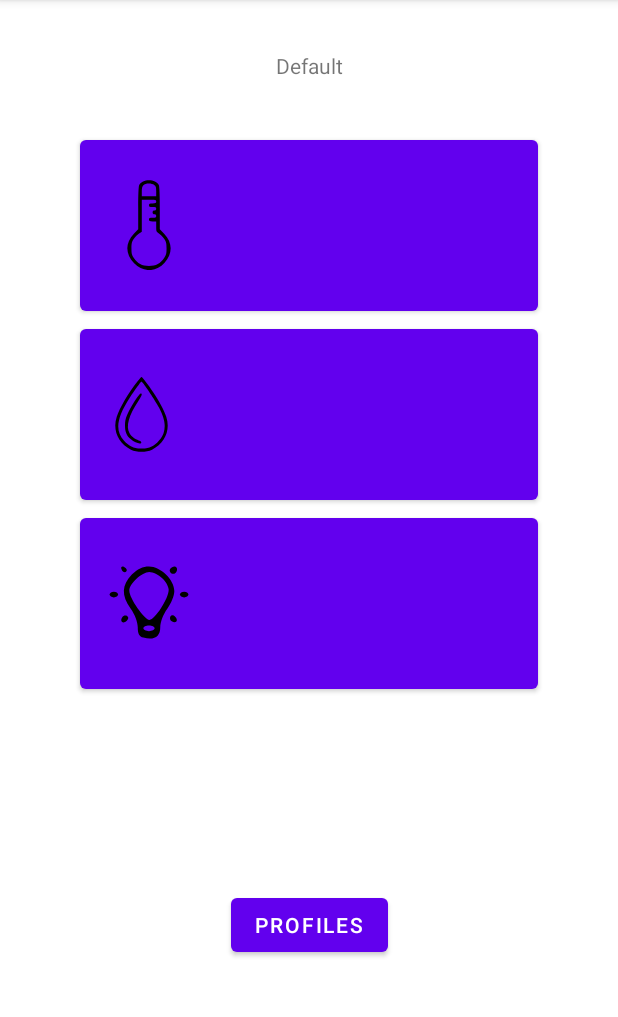
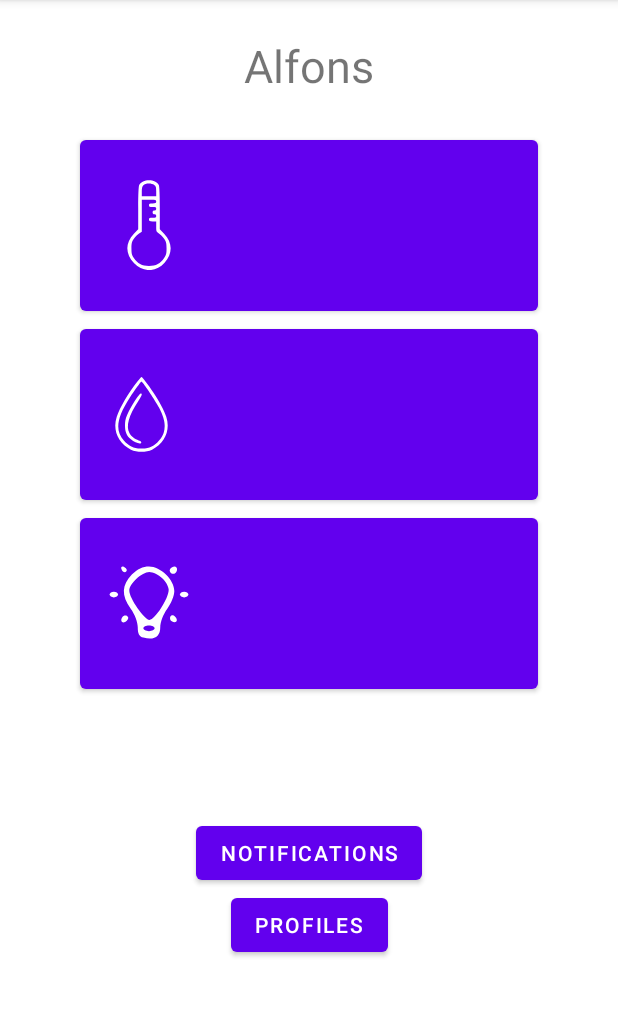
Before and after one commit to joelcelen/desk-buddy, an Android app: the screen it shows after launch (MainActivity), on a phone screen of 412 x 824 dp, the part 84-1101 px from its top. Run offline under Robolectric (Android 15) with nearby library versions, the phone set to English and light mode, and no system bars; libraries missing offline, so code that uses them is left out: org.eclipse.paho; 2 statements that could not run were skipped.

Commit message:
Fixed runtime errors. Improved UI.
There were a number of issues causing runtime errors and lag in the Android app (#48). I removed duplicate client instances and unnecessary object declarations from the Main Activity. Also fixed the mainActivity method which was implemented incorrectly in the graphing classes. The Utils NOT Initialized runtime warning message from MPAndroidChart may be due to deprecated features, so I left out Utils.init() as this made no difference in code execution, nor did it remove the warning message. Fixed runtime errors related to daily and weekly graph buttons being linked to private methods. Removed duplicate legends appearing in the charts. Also removed unused chart descriptions. Fixed a number of UI Issues (#49) including changing colors to white and changing default room profile to match our demo in Alfons. Also removed logo with watermark and replaced it with a better resolution start screen logo from InkScape. Added TextView titles to graphs to make them more clear, and increased font sizes of Y-Axis variables. Also added Notifications button to home screen to prepare for this feature. Lastly, renamed inconsistent xml file name of temperature graph to temp_view, to match light_view and humidity_view.

```diff
--- a/deskBuddyApp/app/src/main/java/com/example/deskbuddyapp/MainActivity.java
+++ b/deskBuddyApp/app/src/main/java/com/example/deskbuddyapp/MainActivity.java
@@ -22,6 +22,14 @@ public class MainActivity extends AppCompatActivity {
     private Button humButton;
     private Button profilesButton;
 
+    private RoomProfile roomProfile;
+
+    private TextView currentProfile;
+
+    private TextView tempView;
+    private TextView lightView;
+    private TextView humView;
+
 
     //method for creating and starting the app
     @SuppressLint("MissingInflatedId")
@@ -30,10 +38,13 @@ public class MainActivity extends AppCompatActivity {
         super.onCreate(savedInstanceState);
         setContentView(R.layout.activity_main);
 
+        tempView = findViewById(R.id.temp_view);
+        humView = findViewById(R.id.hum_view);
+        lightView = findViewById(R.id.light_view);
+
         //gets the broker info from a file that is in the .gitignore,
         //connects based on the info in the txt file with the necessary information to connect to secure broker
 
-        client = MqttHandler.getInstance();
         client = MqttHandler.getInstance(); //gets singleton instance
         client.connect();
 
@@ -43,7 +54,6 @@ public class MainActivity extends AppCompatActivity {
         subscribeTopic(Topics.HUMIDITY_SUB.getTopic());
         subscribeTopic(Topics.LIGHT_SUB.getTopic());
 
-        //publishMsg(TOPIC, "TCP_GREEN");
 
         //Locate the correct button entities from the xml file
         tempButton = findViewById(R.id.temp_button);
@@ -58,9 +68,9 @@ public class MainActivity extends AppCompatActivity {
         humButton.setOnClickListener(view -> openHumidityView());
         profilesButton.setOnClickListener(view ->openProfilesView());
 
-
-        RoomProfile roomProfile = new RoomProfile();
-        TextView currentProfile = findViewById(R.id.current_profile);
+        // room profiles
+        roomProfile = new RoomProfile();
+        currentProfile = findViewById(R.id.current_profile);
         String nameOfProfile = roomProfile.getRoomName();
         currentProfile.setText(nameOfProfile);
 
@@ -111,16 +121,16 @@ public class MainActivity extends AppCompatActivity {
             //Conditions for handling incoming topic payloads depending on the current subscribed-to topic
             switch (topic1) {
                 case "deskBuddy/temperature":
-                    TextView tempView = findViewById(R.id.temp_view);
+                    payload = payload + " \u00B0C";
                     tempView.setText(payload);
                     break;
+                case "deskBuddy/humidity":
+                    payload = payload + " %";
+                    humView.setText(payload);
+                    break;
                 case "deskBuddy/light":
-                    TextView lightView = findViewById(R.id.light_view);
+                    payload = payload + " lx";
                     lightView.setText(payload);
-                    break;
-                case "deskBuddy/humidity":
-                    TextView humView = findViewById(R.id.hum_view);
-                    humView.setText(payload);
                     break;
             }
         });
--- a/deskBuddyApp/app/src/main/java/com/example/deskbuddyapp/RoomProfile.java
+++ b/deskBuddyApp/app/src/main/java/com/example/deskbuddyapp/RoomProfile.java
@@ -20,7 +20,7 @@ public class RoomProfile {
 
     // Constructor with default values.
     public RoomProfile(){
-        this.roomName = "Default";
+        this.roomName = "Alfons";
         this.temperature = 23.0;
         this.humidity = 40.0;
         this.lightLevel = 700;
--- a/deskBuddyApp/app/src/main/res/drawable/icons8_thermometer_100.xml
+++ b/deskBuddyApp/app/src/main/res/drawable/icons8_thermometer_100.xml
@@ -1,5 +1,5 @@
 <vector android:height="60dp" android:viewportHeight="100"
     android:viewportWidth="100" android:width="60dp" xmlns:android="http://schemas.android.com/apk/res/android">
-    <path android:fillColor="#000000"
+    <path android:fillColor="#FFFFFF"
         android:pathData="M43.4,1.6c-1.7,0.8 -3.6,2.6 -4.3,4 -0.7,1.6 -1.1,10.6 -1.1,25.8l0,23.2 -4.8,5c-9.8,10.2 -9.7,22.9 0.3,32.9 10.2,10.3 24.3,10.1 33.8,-0.5 9.2,-10.2 9,-22.6 -0.5,-32.4l-4.8,-5 0,-23.2c0,-15.3 -0.4,-24.2 -1.1,-25.8 -2.3,-5 -11.3,-7.1 -17.5,-4zM55.8,5.6c1.8,1.2 2.2,2.5 2.2,7l0,5.4 -8,-0 -8,-0 0,-5.4c0,-6.4 2.1,-8.6 8,-8.6 2,-0 4.6,0.7 5.8,1.6zM58,24c0,1.7 -0.7,2 -4,2 -3.3,-0 -4,0.3 -4,2 0,1.7 0.7,2 4,2 3.3,-0 4,0.3 4,2 0,1.3 -0.7,2 -2,2 -1.3,-0 -2,0.7 -2,2 0,1.3 0.7,2 2,2 1.3,-0 2,0.7 2,2 0,1.7 -0.7,2 -4,2 -3.3,-0 -4,0.3 -4,2 0,1.7 0.7,2 4,2l4,-0 0,5.8c0,5.4 0.2,5.9 3,7.6 1.7,1 4.3,3.6 5.8,5.9 2.3,3.4 2.7,5.1 2.7,10.7 0,5.5 -0.4,7.3 -2.7,10.7 -4.1,6.2 -9,8.8 -16.8,8.8 -7.8,-0 -12.7,-2.6 -16.8,-8.8 -2.3,-3.4 -2.7,-5.2 -2.7,-10.7 0,-5.6 0.4,-7.3 2.7,-10.7 1.5,-2.3 4.1,-4.9 5.8,-5.9l3,-1.8 0,-17.8 0,-17.8 8,-0c7.3,-0 8,0.2 8,2z" android:strokeColor="#00000000"/>
 </vector>
--- a/deskBuddyApp/app/src/main/res/drawable/icons8_water_100.xml
+++ b/deskBuddyApp/app/src/main/res/drawable/icons8_water_100.xml
@@ -5,10 +5,10 @@
     android:viewportHeight="100">
   <path
       android:pathData="M44.8,5.7c-12.4,15.9 -23.8,35.4 -27.8,47.3 -5.9,17.7 1.9,35.9 18.9,43.9 8.1,3.7 20.1,3.7 28.2,-0 17,-8 24.8,-26.2 18.9,-43.9 -2.8,-8.4 -9.5,-21 -17.2,-32.4 -7.2,-10.8 -14.8,-20.6 -15.8,-20.6 -0.4,-0 -2.7,2.6 -5.2,5.7zM52.1,8.2c4.1,4.8 18.1,26.3 21.4,32.8 7.4,14.6 9,23.7 6,33.7 -1.9,6.5 -9,14.5 -15.9,18.1 -4.3,2.2 -6.4,2.6 -13.6,2.6 -7.2,-0 -9.3,-0.4 -13.6,-2.6 -2.8,-1.5 -7.2,-5 -9.7,-7.8 -12.3,-13.6 -10,-30.1 8,-58 5.4,-8.3 14.5,-20.9 15.1,-21 0.2,-0 1.2,1 2.3,2.2z"
-      android:fillColor="#000000"
+      android:fillColor="#FFFFFF"
       android:strokeColor="#00000000"/>
   <path
       android:pathData="M44.6,26.7c-4.8,6.6 -11.3,18.1 -14.2,25 -1.7,4.2 -2.4,7.7 -2.4,12.8 0,8.7 2.2,13.8 7.9,18.6 4.5,4 11.7,6.7 13.3,5.1 1.4,-1.4 0.3,-2.9 -2.9,-3.7 -4.8,-1.1 -10.2,-5.3 -12.4,-9.7 -4.8,-9.5 -1,-23.4 11.7,-42.5 5,-7.6 5.9,-10.3 3.4,-10.3 -0.6,-0 -2.5,2.1 -4.4,4.7z"
-      android:fillColor="#000000"
+      android:fillColor="#FFFFFF"
       android:strokeColor="#00000000"/>
 </vector>
--- a/deskBuddyApp/app/src/main/res/drawable/lightbulb_icon.xml
+++ b/deskBuddyApp/app/src/main/res/drawable/lightbulb_icon.xml
@@ -5,30 +5,30 @@
     android:viewportHeight="32">
   <path
       android:pathData="M6.2,3.9c0.4,1.3 1.8,1.6 1.9,0.4 0,-0.4 -0.5,-0.9 -1.1,-1.2 -0.7,-0.2 -1.1,0.2 -0.8,0.8z"
-      android:fillColor="#000000"
+      android:fillColor="#FFFFFF"
       android:strokeColor="#00000000"/>
   <path
       android:pathData="M9.9,5.9c-3.6,3.7 -3.8,7.5 -0.4,12.1 1.4,1.9 2.5,4.7 2.5,6.6 0,2.3 0.5,3.3 2,3.7 3.9,1 6,-0.3 6,-3.7 0,-1.9 1.1,-4.7 2.5,-6.6 1.4,-1.9 2.5,-4.7 2.5,-6.3 0,-4 -4.9,-8.7 -9,-8.7 -2.2,-0 -4.1,0.9 -6.1,2.9zM20.7,7.2c1.3,1.2 2.3,3 2.3,4.1 0,3.1 -4.9,10.7 -6.8,10.7 -1.9,-0.1 -7.2,-7.8 -7.2,-10.4 0,-2.4 4.5,-6.6 7.1,-6.6 1.3,-0 3.3,1 4.6,2.2zM18,25c0,0.5 -0.9,1 -2,1 -1.1,-0 -2,-0.5 -2,-1 0,-0.6 0.9,-1 2,-1 1.1,-0 2,0.4 2,1z"
-      android:fillColor="#000000"
+      android:fillColor="#FFFFFF"
       android:strokeColor="#00000000"/>
   <path
       android:pathData="M23.5,3.9c-0.6,1.1 0.9,2.3 1.9,1.4 0.9,-0.9 0.7,-2.3 -0.3,-2.3 -0.6,-0 -1.2,0.4 -1.6,0.9z"
-      android:fillColor="#000000"
+      android:fillColor="#FFFFFF"
       android:strokeColor="#00000000"/>
   <path
       android:pathData="M2,13c0,0.5 0.7,1 1.5,1 0.8,-0 1.5,-0.5 1.5,-1 0,-0.6 -0.7,-1 -1.5,-1 -0.8,-0 -1.5,0.4 -1.5,1z"
-      android:fillColor="#000000"
+      android:fillColor="#FFFFFF"
       android:strokeColor="#00000000"/>
   <path
       android:pathData="M27,13c0,0.5 0.7,1 1.5,1 0.8,-0 1.5,-0.5 1.5,-1 0,-0.6 -0.7,-1 -1.5,-1 -0.8,-0 -1.5,0.4 -1.5,1z"
-      android:fillColor="#000000"
+      android:fillColor="#FFFFFF"
       android:strokeColor="#00000000"/>
   <path
       android:pathData="M6.5,21.1c-1,1.5 0.3,2.5 1.6,1.2 0.7,-0.7 0.7,-1.3 0.1,-1.7 -0.6,-0.3 -1.4,-0.1 -1.7,0.5z"
-      android:fillColor="#000000"
+      android:fillColor="#FFFFFF"
       android:strokeColor="#00000000"/>
   <path
       android:pathData="M23.6,20.8c-0.3,0.6 -0.1,1.4 0.5,1.7 1.5,1 2.5,-0.3 1.2,-1.6 -0.7,-0.7 -1.3,-0.7 -1.7,-0.1z"
-      android:fillColor="#000000"
+      android:fillColor="#FFFFFF"
       android:strokeColor="#00000000"/>
 </vector>
--- a/deskBuddyApp/app/src/main/res/layout/activity_main.xml
+++ b/deskBuddyApp/app/src/main/res/layout/activity_main.xml
@@ -6,85 +6,85 @@
     android:layout_height="match_parent"
     tools:context=".MainActivity">
 
+    <TextView
+        android:id="@+id/temp_view"
+        android:layout_width="180dp"
+        android:layout_height="80dp"
+        android:text=""
+        android:textColor="@android:color/white"
+        android:textSize="45sp"
+        android:translationZ="90dp"
+        app:layout_constraintEnd_toEndOf="parent"
+        app:layout_constraintHorizontal_bias="0.700"
+        app:layout_constraintStart_toStartOf="parent"
+        app:layout_constraintTop_toTopOf="@+id/temp_button"
+        app:layout_constraintBottom_toBottomOf="@+id/temp_button"
+        app:layout_constraintVertical_bias="0.600" />
+
+    <TextView
+        android:id="@+id/hum_view"
+        android:layout_width="180dp"
+        android:layout_height="80dp"
+        android:text=""
+        android:textColor="@android:color/white"
+        android:textSize="45sp"
+        android:translationZ="90dp"
+        app:layout_constraintEnd_toEndOf="parent"
+        app:layout_constraintHorizontal_bias="0.700"
+        app:layout_constraintStart_toStartOf="parent"
+        app:layout_constraintBottom_toBottomOf="@+id/hum_button"
+        app:layout_constraintTop_toTopOf="@+id/hum_button"
+        app:layout_constraintVertical_bias="0.600" />
 
     <TextView
         android:id="@+id/light_view"
-        android:layout_width="120dp"
-        android:layout_height="50dp"
+        android:layout_width="180dp"
+        android:layout_height="80dp"
+        android:text=""
         android:textColor="@android:color/white"
-        android:text=""
-        android:textSize="30sp"
+        android:textSize="45sp"
         android:translationZ="90dp"
+        app:layout_constraintEnd_toEndOf="parent"
+        app:layout_constraintHorizontal_bias="0.700"
+        app:layout_constraintStart_toStartOf="parent"
         app:layout_constraintBottom_toBottomOf="@+id/light_button"
-        app:layout_constraintEnd_toEndOf="parent"
-        app:layout_constraintHorizontal_bias="0.845"
-        app:layout_constraintStart_toStartOf="parent"
-        app:layout_constraintTop_toTopOf="@+id/light_button" />
-
-    <TextView
-        android:id="@+id/temp_view"
-        android:layout_width="120dp"
-        android:layout_height="80dp"
-        android:layout_marginTop="100dp"
-        android:textColor="@android:color/white"
-        android:text=""
-        android:textSize="30sp"
-        app:layout_constraintEnd_toEndOf="parent"
-        app:layout_constraintHorizontal_bias="0.846"
-        app:layout_constraintStart_toStartOf="parent"
-        app:layout_constraintTop_toTopOf="parent"
-        android:translationZ="90dp"/>
-
-    <TextView
-        android:id="@+id/hum_view"
-        android:layout_width="120dp"
-        android:layout_height="80dp"
-        android:textColor="@android:color/white"
-        android:text=""
-        android:textSize="30sp"
-        android:translationZ="90dp"
-        app:layout_constraintBottom_toBottomOf="@+id/hum_button"
-        app:layout_constraintEnd_toEndOf="parent"
-        app:layout_constraintHorizontal_bias="0.846"
-        app:layout_constraintStart_toStartOf="parent"
-        app:layout_constraintTop_toBottomOf="@+id/temp_button" />
-
+        app:layout_constraintTop_toTopOf="@+id/light_button"
+        app:layout_constraintVertical_bias="0.600" />
 
     <Button
         android:id="@+id/temp_button"
         android:layout_width="305dp"
         android:layout_height="126dp"
+        android:drawableLeft="@drawable/icons8_thermometer_100"
         android:text="Temperature"
         android:textSize="0sp"
         app:layout_constraintBottom_toBottomOf="parent"
         app:layout_constraintEnd_toEndOf="parent"
         app:layout_constraintStart_toStartOf="parent"
         app:layout_constraintTop_toTopOf="parent"
-        app:layout_constraintVertical_bias="0.136"
-        android:drawableLeft="@drawable/icons8_thermometer_100"
-        />
+        app:layout_constraintVertical_bias="0.136" />
+
+    <Button
+        android:id="@+id/hum_button"
+        android:layout_width="305dp"
+        android:layout_height="126dp"
+        android:drawableLeft="@drawable/icons8_water_100"
+        android:text="Humidity"
+        android:textSize="0sp"
+        app:layout_constraintEnd_toEndOf="parent"
+        app:layout_constraintStart_toStartOf="parent"
+        app:layout_constraintTop_toBottomOf="@+id/temp_button" />
 
     <Button
         android:id="@+id/light_button"
         android:layout_width="305dp"
         android:layout_height="126dp"
+        android:drawableLeft="@drawable/lightbulb_icon"
         android:text="Light"
         android:textSize="0sp"
         app:layout_constraintEnd_toEndOf="parent"
         app:layout_constraintStart_toStartOf="parent"
-        app:layout_constraintTop_toBottomOf="@+id/hum_button"
-        android:drawableLeft="@drawable/lightbulb_icon"/>
-
-    <Button
-        android:id="@+id/hum_button"
-        android:layout_width="305dp"
-        android:layout_height="126dp"
-        android:text="Humidity"
-        android:textSize="0sp"
-        app:layout_constraintEnd_toEndOf="parent"
-        app:layout_constraintStart_toStartOf="parent"
-        app:layout_constraintTop_toBottomOf="@+id/temp_button"
-        android:drawableLeft="@drawable/icons8_water_100"/>
+        app:layout_constraintTop_toBottomOf="@+id/hum_button" />
 
     <Button
         android:id="@+id/profiles_button"
@@ -96,11 +96,21 @@
         app:layout_constraintStart_toStartOf="parent"
         app:layout_constraintTop_toBottomOf="@+id/light_button" />
 
+    <Button
+        android:id="@+id/notifications_button"
+        android:layout_width="wrap_content"
+        android:layout_height="wrap_content"
+        android:text="Notifications"
+        app:layout_constraintBottom_toTopOf="@+id/profiles_button"
+        app:layout_constraintEnd_toEndOf="parent"
+        app:layout_constraintStart_toStartOf="parent"/>
+
     <TextView
         android:id="@+id/current_profile"
         android:layout_width="wrap_content"
         android:layout_height="wrap_content"
         android:text="CurrentProfile"
+        android:textSize="30sp"
         app:layout_constraintBottom_toTopOf="@+id/temp_button"
         app:layout_constraintEnd_toEndOf="parent"
         app:layout_constraintStart_toStartOf="parent"
--- a/deskBuddyApp/app/src/main/res/layout/activity_profile.xml
+++ b/deskBuddyApp/app/src/main/res/layout/activity_profile.xml
@@ -32,7 +32,7 @@
                     android:id="@+id/btnProfile1"
                     android:layout_width="140dp"
                     android:layout_height="180dp"
-                    android:text="Profile 1"
+                    android:text="Alfons"
                     app:layout_constraintStart_toStartOf="parent"
                     app:layout_constraintTop_toTopOf="parent" />
 
```
Also changed, not shown: deskBuddyApp/app/src/main/java/com/example/deskbuddyapp/HumidityView.java (+10 -9 lines), deskBuddyApp/app/src/main/java/com/example/deskbuddyapp/LightView.java (+13 -10 lines), deskBuddyApp/app/src/main/java/com/example/deskbuddyapp/TemperatureView.java (+10 -13 lines), deskBuddyApp/app/src/main/res/layout/activity_humidity_view.xml (+14 -3 lines), deskBuddyApp/app/src/main/res/layout/activity_light_view.xml (+14 -3 lines), deskBuddyApp/app/src/main/res/layout/activity_temp_view.xml (renamed from deskBuddyApp/app/src/main/res/layout/activity_view_temp.xml, +14 -3 lines), deskBuddyApp/app/src/main/res/drawable/startscreenlogo.png.
